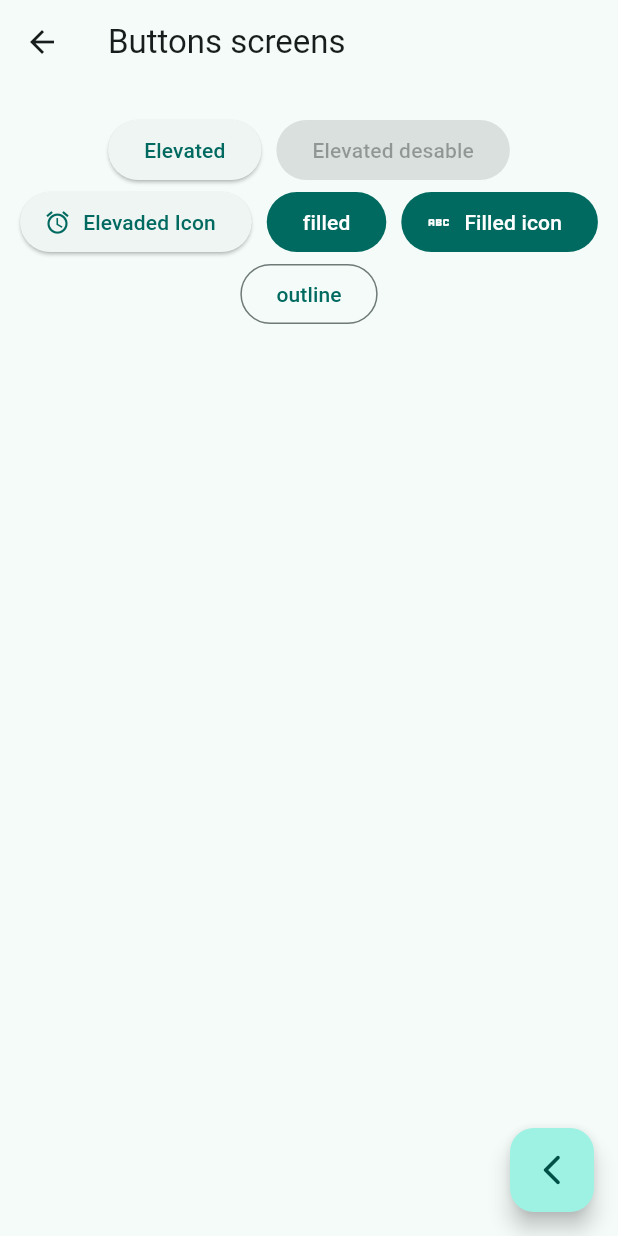
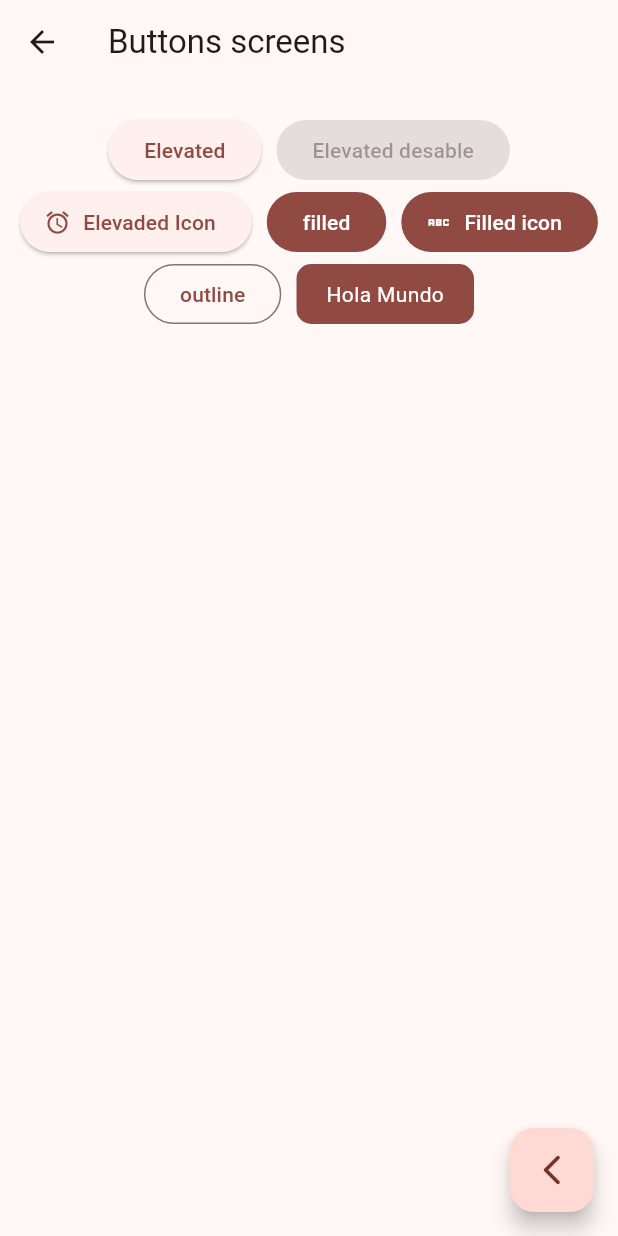
Before and after one commit to javierlobato/widgetapp, a Flutter app: the screen it shows after launch, after a tap on "Botones", on a phone screen of 412 x 824 dp. Run offline on Flutter 3.47's test engine with Material 3 defaults, Android fonts, the phone set to English and light mode, and no system bars; our stand-ins replace go_router.

Commit message:
Buttons screens decorations and custom

```diff
--- a/lib/main.dart
+++ b/lib/main.dart
@@ -12,7 +12,7 @@ class MyApp extends StatelessWidget {
     return MaterialApp.router(
       routerConfig: appRouter,
       debugShowCheckedModeBanner: false,
-      theme: AppTheme(selectedColor:4).getTheme(),//aqui se le cambia el color al tema
+      theme: AppTheme(selectedColor:0).getTheme(),//aqui se le cambia el color al tema
 
     );
   }
--- a/lib/presentations/screens/buttons/buttons_screens.dart
+++ b/lib/presentations/screens/buttons/buttons_screens.dart
@@ -56,6 +56,10 @@ class _ButtonsView extends StatelessWidget {
 
               OutlinedButton(onPressed: (){}, child: const Text('outline')),
 
+              const CustomButton(),
+
+
+
 
             ],
           ),
@@ -63,3 +67,28 @@ class _ButtonsView extends StatelessWidget {
     );
   }
 }
+
+class CustomButton extends StatelessWidget {
+  const CustomButton({super.key});
+
+  @override
+  Widget build(BuildContext context) {
+
+    final colors = Theme.of(context).colorScheme;
+
+
+    return ClipRRect(
+      borderRadius: BorderRadius.circular(10),
+      child: Material(
+        color: colors.primary,
+        child: InkWell(
+          onTap: (){},
+          child: const Padding(
+            padding: EdgeInsets.symmetric( horizontal: 20, vertical: 10),
+            child: Text('Hola Mundo', style: TextStyle(color: Colors.white)),
+          ),
+        )
+      ),
+    );
+  }
+}
```
